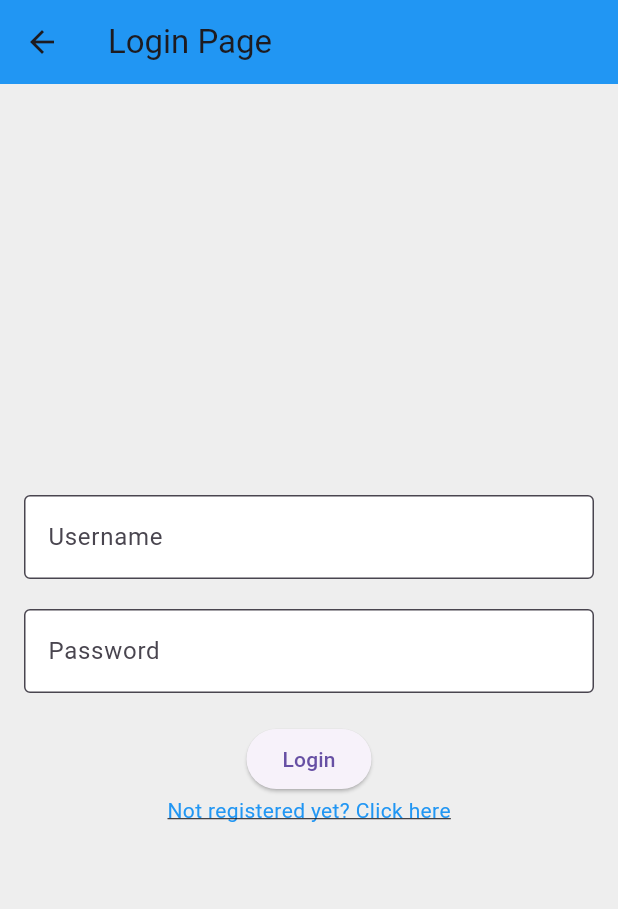
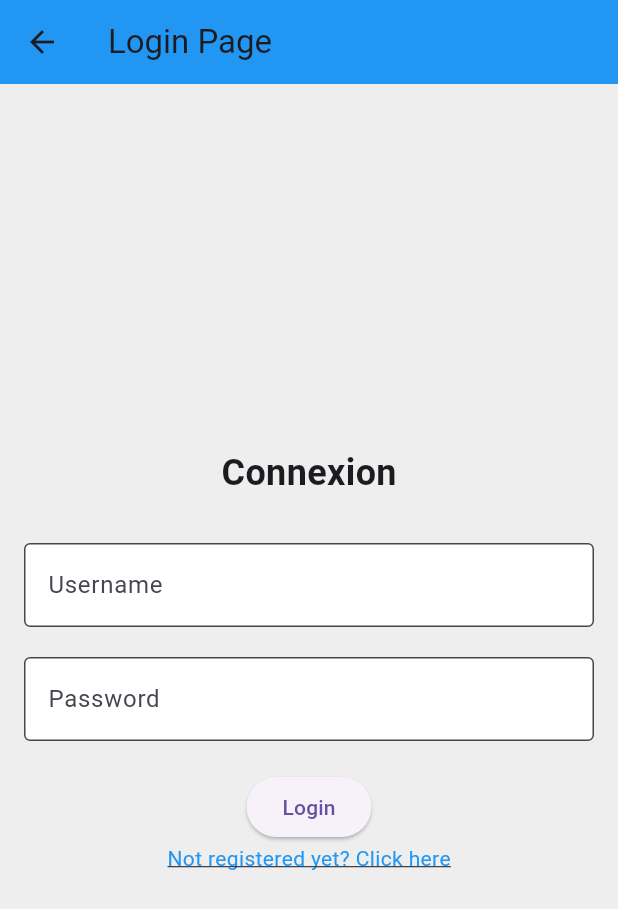
Before and after one commit to Ricardogn224/FlashEvent, a Flutter app: the screen it shows after launch, after a tap on "Login", on a phone screen of 412 x 824 dp. Shown: the top 909 px of the screen. Run offline on Flutter 3.47's test engine with Material 3 defaults, Android fonts, the phone set to English and light mode, and no system bars.

Commit message:
design home page

```diff
--- a/client/lib/screens/home_screen.dart
+++ b/client/lib/screens/home_screen.dart
@@ -6,11 +6,27 @@ class HomeScreen extends StatelessWidget {
 
   @override
   Widget build(BuildContext context) {
-    return SafeArea(
-      child: Scaffold(
-        backgroundColor: Colors.white,
-        body: Center(
-          child: ElevatedButton(
+    return Scaffold(
+      appBar: AppBar(
+        title: Text('Event manager'),
+        actions: [
+          TextButton(
+            onPressed: () {
+              // Navigate to the Events page
+            },
+            child: Text(
+              'Events',
+            ),
+          ),
+          TextButton(
+            onPressed: () {
+              // Navigate to the Messages page
+            },
+            child: Text(
+              'Messages',
+            ),
+          ),
+          TextButton(
             onPressed: () {
               // Navigate to the LoginPage when the button is pressed
               Navigator.push(
@@ -20,6 +36,22 @@ class HomeScreen extends StatelessWidget {
             },
             child: Text('Login'),
           ),
+        ],
+      ),
+      body: Center(
+        child: Column(
+          mainAxisAlignment: MainAxisAlignment.center,
+          children: [
+            Text(
+              'Organisez et gérer vos évènements en toute simplicité', // Welcoming text in the principal content section
+              textAlign: TextAlign.center,
+              style: TextStyle(
+                fontSize: 30,
+                fontWeight: FontWeight.bold,
+              ),
+            ),
+            SizedBox(height: 20),
+          ],
         ),
       ),
     );
--- a/client/lib/screens/login_screen.dart
+++ b/client/lib/screens/login_screen.dart
@@ -18,6 +18,14 @@ class LoginScreen extends StatelessWidget {
           child: Column(
             mainAxisAlignment: MainAxisAlignment.center,
             children: [
+              Text(
+                'Connexion',
+                style: TextStyle(
+                  fontSize: 24, // Font size resembling an H1 heading
+                  fontWeight: FontWeight.bold, // Bold font weight
+                ),
+              ),
+              SizedBox(height: 30),
               TextField(
                 decoration: InputDecoration(
                   hintText: 'Enter your username',
--- a/client/lib/screens/register_screen.dart
+++ b/client/lib/screens/register_screen.dart
@@ -18,6 +18,14 @@ class RegisterScreen extends StatelessWidget {
           child: Column(
             mainAxisAlignment: MainAxisAlignment.center,
             children: [
+              Text(
+                'Inscription',
+                style: TextStyle(
+                  fontSize: 24, // Font size resembling an H1 heading
+                  fontWeight: FontWeight.bold, // Bold font weight
+                ),
+              ),
+              SizedBox(height: 30),
               TextField(
                 decoration: InputDecoration(
                   hintText: 'Enter your email',
```
